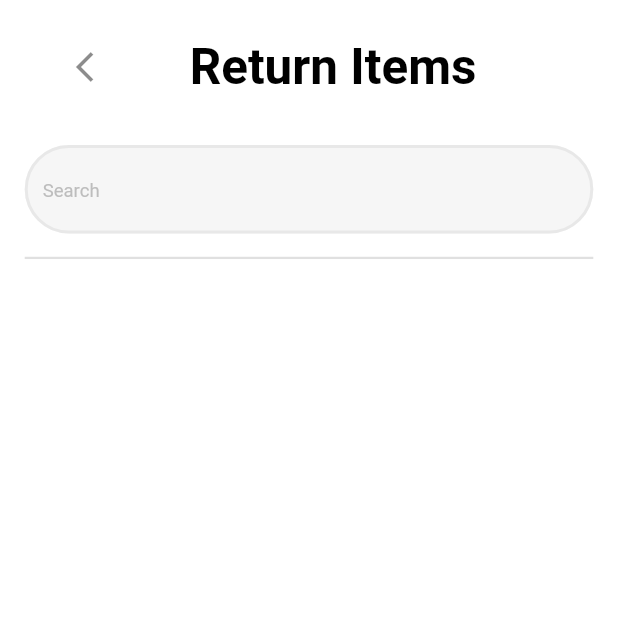
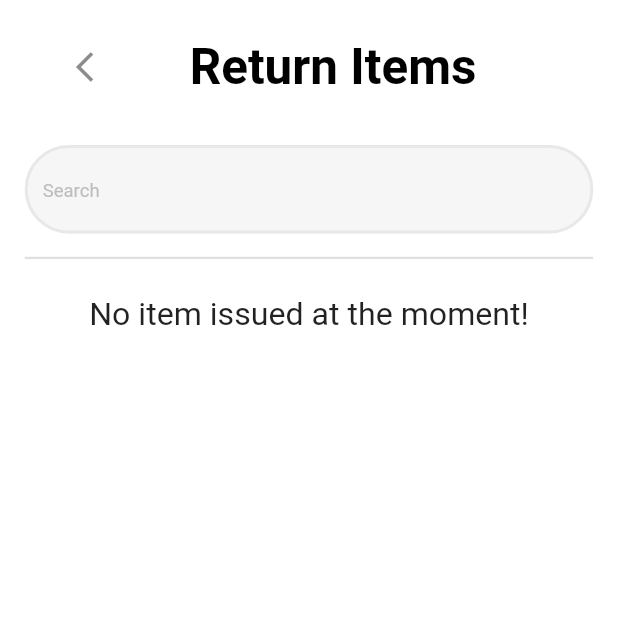
Before and after one commit to shivangsorout/robolab_inventory_management, a Flutter app: the ReturnItemsScreen screen opened by its route, on a phone screen of 412 x 824 dp, the top half of it. Run offline on Flutter 3.47's test engine with Material 2 defaults, Android fonts, the phone set to English and light mode, and no system bars; our stand-ins replace cloud_firestore, firebase_auth, firebase_core, shared_preferences; accounts and stored records are empty.

Commit message:
Added search functionality in all pages.

```diff
--- a/lib/screens/return_items_screen.dart
+++ b/lib/screens/return_items_screen.dart
@@ -3,9 +3,15 @@ import 'package:rim/constants.dart';
 import 'package:rim/services/issued_items_list.dart';
 import 'package:rim/size_config.dart';
 
-class ReturnItemsScreen extends StatelessWidget {
+class ReturnItemsScreen extends StatefulWidget {
   static const String id = 'return_items_screen';
 
+  @override
+  State<ReturnItemsScreen> createState() => _ReturnItemsScreenState();
+}
+
+class _ReturnItemsScreenState extends State<ReturnItemsScreen> {
+  String searchText = '';
   @override
   Widget build(BuildContext context) {
     return Scaffold(
@@ -41,6 +47,11 @@ class ReturnItemsScreen extends StatelessWidget {
                 height: 2.938 * SizeConfig.heightMultiplier!,
               ),
               TextField(
+                onChanged: (value) {
+                  setState(() {
+                    searchText = value.toLowerCase();
+                  });
+                },
                 decoration: InputDecoration(
                   hintText: 'Search',
                   hintStyle: TextStyle(
@@ -60,7 +71,9 @@ class ReturnItemsScreen extends StatelessWidget {
               const Divider(
                 thickness: 1.5,
               ),
-              IssuedItemsList(),
+              IssuedItemsList(
+                searchText: searchText,
+              ),
             ],
           ),
         ),
--- a/lib/services/issued_items_list.dart
+++ b/lib/services/issued_items_list.dart
@@ -6,6 +6,12 @@ import 'package:rim/size_config.dart';
 FirebaseFirestore _firestore = FirebaseFirestore.instance;
 
 class IssuedItemsList extends StatelessWidget {
+  final String searchText;
+
+  IssuedItemsList({
+    required this.searchText,
+  });
+
   @override
   Widget build(BuildContext context) {
     return StreamBuilder<QuerySnapshot>(
@@ -13,6 +19,7 @@ class IssuedItemsList extends StatelessWidget {
       builder: (context, snapshot) {
         List<ReturnItemListTile> itemsList = [];
         final issuedItems = snapshot.data?.docs ?? [];
+        if (searchText == '') {
           for (var document in issuedItems) {
             var returnDate = document.get('return_date');
             if (returnDate == 'NA') {
@@ -28,8 +35,58 @@ class IssuedItemsList extends StatelessWidget {
               );
             }
           }
+        } else {
+          itemsList.clear();
+          for (var document in issuedItems) {
+            var returnDate = document.get('return_date');
+            if (returnDate == 'NA' &&
+                (document
+                        .get('student_id')
+                        .toLowerCase()
+                        .contains(searchText) ||
+                    document
+                        .get('component_id')
+                        .toLowerCase()
+                        .contains(searchText))) {
+              itemsList.add(
+                ReturnItemListTile(
+                  componentUID: document.get('component_uid'),
+                  componentId: document.get('component_id'),
+                  issueDate: document.get('issue_date'),
+                  quanityToBeReturned: document.get('quantity_issued'),
+                  studentId: document.get('student_id'),
+                  issueId: document.get('history_id'),
+                ),
+              );
+            }
+          }
+        }
         return Expanded(
-          child: ListView.separated(
+          child: itemsList.length == 0
+              ? searchText.isEmpty
+                  ? Padding(
+                      padding: EdgeInsets.only(
+                          top: SizeConfig.heightMultiplier! * 2),
+                      child: Text(
+                        'No item issued at the moment!',
+                        style: TextStyle(
+                          fontSize: SizeConfig.textMultiplier! * 2.6,
+                        ),
+                        textAlign: TextAlign.center,
+                      ),
+                    )
+                  : Padding(
+                      padding: EdgeInsets.only(
+                          top: SizeConfig.heightMultiplier! * 2),
+                      child: Text(
+                        'Return record does not exist!',
+                        style: TextStyle(
+                          fontSize: SizeConfig.textMultiplier! * 3,
+                        ),
+                        textAlign: TextAlign.center,
+                      ),
+                    )
+              : ListView.separated(
             itemBuilder: (context, index) {
               return itemsList[index];
             },
```
Also changed, not shown: lib/screens/history_screen.dart (+8 -1 lines), lib/services/transactions_list.dart (+55 -1 lines). Lines whose indentation alone changed are shown as unchanged.
